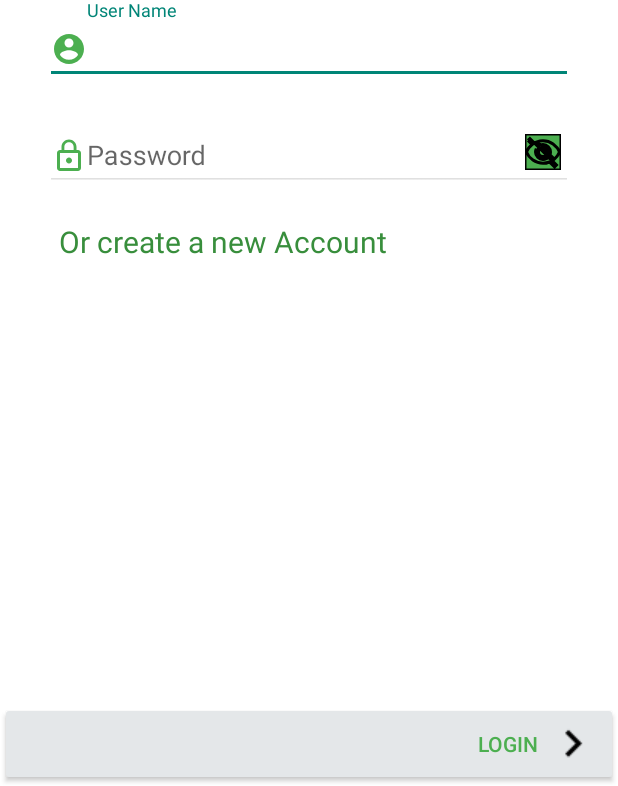
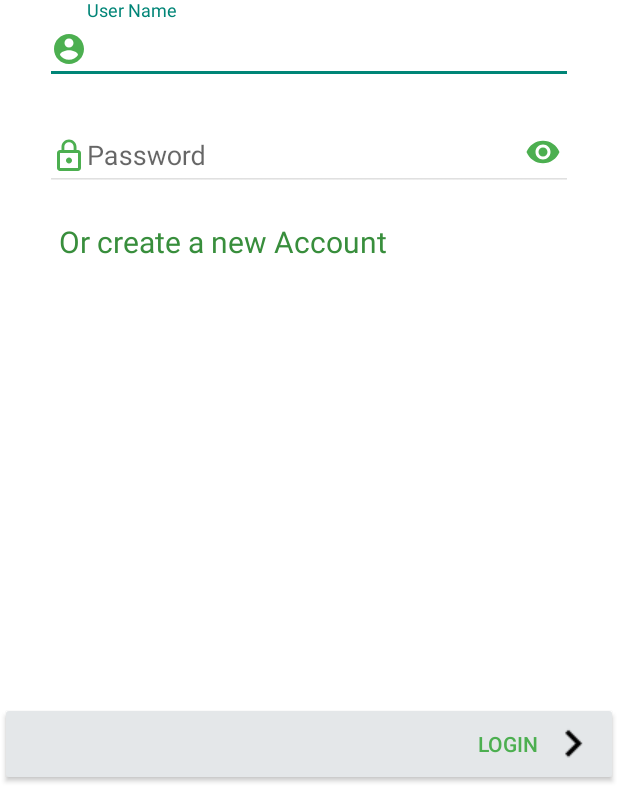
Before and after one commit to chetank628/Myapp_Qualitykiosk, an Android app: the screen it shows after launch (MainActivity), after a tap on an icon or button, on a phone screen of 412 x 824 dp, the part 450-1236 px from its top. Run offline under Robolectric (Android 15) with nearby library versions, the phone set to English and light mode, and no system bars.

Commit message:
added password toggel succesfully

```diff
--- a/app/src/main/java/com/qualitykiosk/myapp/MainActivity.java
+++ b/app/src/main/java/com/qualitykiosk/myapp/MainActivity.java
@@ -48,12 +48,12 @@ public class MainActivity extends AppCompatActivity {
         showpasss.setOnClickListener(new View.OnClickListener() {
             @Override
             public void onClick(View view) {
+                view.setActivated(!view.isActivated());
                 EditText paswword = (EditText) findViewById(R.id.et_password);
                 if (passwordNotVisible == 1) {
                     paswword.setInputType( InputType.TYPE_CLASS_TEXT | InputType.TYPE_TEXT_VARIATION_VISIBLE_PASSWORD);
                     passwordNotVisible = 0;
-                    AnimatedVectorDrawable showpwd= (AnimatedVectorDrawable) getDrawable(R.drawable.avd_show_to_disable);
-                    showpasss.setImageDrawable(showpwd);
+
 
                 } else {
 
--- a/app/src/main/res/drawable/avd_show_to_disable.xml
+++ b/app/src/main/res/drawable/avd_show_to_disable.xml
@@ -1,5 +1,5 @@
 <?xml version="1.0" encoding="utf-8"?>
-<animated-vector android:drawable="@drawable/ic_visibility_off_black_24px"
+<animated-vector android:drawable="@drawable/ic_vd_visibility_off_black_24px"
     xmlns:android="http://schemas.android.com/apk/res/android">
     <target
         android:name="hide"
--- /dev/null
+++ b/app/src/main/res/drawable/ic_vd_visibility_black_24px.xml
@@ -0,0 +1,9 @@
+<vector xmlns:android="http://schemas.android.com/apk/res/android"
+        android:width="24dp"
+        android:height="24dp"
+        android:viewportWidth="24.0"
+        android:viewportHeight="24.0">
+    <path
+        android:pathData="M12,4.5C7,4.5 2.73,7.61 1,12c1.73,4.39 6,7.5 11,7.5s9.27,-3.11 11,-7.5c-1.73,-4.39 -6,-7.5 -11,-7.5zM12,17c-2.76,0 -5,-2.24 -5,-5s2.24,-5 5,-5 5,2.24 5,5 -2.24,5 -5,5zM12,9c-1.66,0 -3,1.34 -3,3s1.34,3 3,3 3,-1.34 3,-3 -1.34,-3 -3,-3z"
+        android:fillColor="@color/Primary"/>
+</vector>
--- /dev/null
+++ b/app/src/main/res/drawable/ic_vd_visibility_off_black_24px.xml
@@ -0,0 +1,9 @@
+<vector xmlns:android="http://schemas.android.com/apk/res/android"
+        android:width="24dp"
+        android:height="24dp"
+        android:viewportWidth="24.0"
+        android:viewportHeight="24.0">
+    <path
+        android:pathData="M12,7c2.76,0 5,2.24 5,5 0,0.65 -0.13,1.26 -0.36,1.83l2.92,2.92c1.51,-1.26 2.7,-2.89 3.43,-4.75 -1.73,-4.39 -6,-7.5 -11,-7.5 -1.4,0 -2.74,0.25 -3.98,0.7l2.16,2.16C10.74,7.13 11.35,7 12,7zM2,4.27l2.28,2.28 0.46,0.46C3.08,8.3 1.78,10.02 1,12c1.73,4.39 6,7.5 11,7.5 1.55,0 3.03,-0.3 4.38,-0.84l0.42,0.42L19.73,22 21,20.73 3.27,3 2,4.27zM7.53,9.8l1.55,1.55c-0.05,0.21 -0.08,0.43 -0.08,0.65 0,1.66 1.34,3 3,3 0.22,0 0.44,-0.03 0.65,-0.08l1.55,1.55c-0.67,0.33 -1.41,0.53 -2.2,0.53 -2.76,0 -5,-2.24 -5,-5 0,-0.79 0.2,-1.53 0.53,-2.2zM11.84,9.02l3.15,3.15 0.02,-0.16c0,-1.66 -1.34,-3 -3,-3l-0.17,0.01z"
+        android:fillColor="@color/Primary"/>
+</vector>
--- a/app/src/main/res/drawable/ic_visibility_black_24px.xml
+++ /dev/null
@@ -1,10 +0,0 @@
-<vector xmlns:android="http://schemas.android.com/apk/res/android"
-        android:width="24dp"
-        android:height="24dp"
-        android:viewportWidth="24.0"
-        android:viewportHeight="24.0">
-    <path
-        android:name="visble"
-        android:pathData="M 0.0,0.0 h 0.0 v 0.0 H 0.0 L 0.0,0.0 m 0.0,0.0 h 0.0 v 0.0 H 0.0 L 0.0,0.0 m 0.0,0.0 h 0.0 v 0.0 H 0.0 L 0.0,0.0 m 0.0,0.0 h 24.0 v 24.0 H 0.0 L 0.0,24.0 M 0.0,24.0 c 0.0,0.0,0.0,0.0,0.0,0.0 c 0.0,0.0,0.0,0.0,0.0,0.0 l 0.0,0.0 c 0.0,0.0,0.0,0.0,0.0,0.0 c 0.0,0.0,0.0,0.0,0.0,0.0 c 0.0,0.0,0.0,0.0,0.0,0.0 l 0.0,0.0 C 0.0,24.0,0.0,24.0,0.0,24.0 L 0.0,0.0 M 12.0,4.5 l 0.0,0.0 l 0.0,0.0 C 7.0,4.5,2.73,7.61,1.0,12.0 c 1.73,4.39,6.0,7.5,11.0,7.5 s 9.27,-3.11,11.0,-7.5 c -1.73,-4.39,-6.0,-7.5,-11.0,-7.5 l 0.0,0.0 L 12.0,4.5 L 12.0,4.5 L 12.0,4.5 L 12.0,4.5 M 12.0,17.0 l 0.0,0.0 c -2.76,0.0,-5.0,-2.24,-5.0,-5.0 s 2.24,-5.0,5.0,-5.0 s 5.0,2.24,5.0,5.0 s -2.24,5.0,-5.0,5.0 c 0.0,0.0,0.0,0.0,0.0,0.0 c 0.0,0.0,0.0,0.0,0.0,0.0 l 0.0,0.0 c 0.0,0.0,0.0,0.0,0.0,0.0 c 0.0,0.0,0.0,0.0,0.0,0.0 c 0.0,0.0,0.0,0.0,0.0,0.0 L 12.0,17.0 m 0.0,-8.0 l 0.0,0.0 l 0.0,0.0 c -1.66,0.0,-3.0,1.34,-3.0,3.0 s 1.34,3.0,3.0,3.0 s 3.0,-1.34,3.0,-3.0 s -1.34,-3.0,-3.0,-3.0 l 0.0,0.0 L 12.0,9.0 "
-        android:fillColor="@color/Primary"/>
-</vector>
--- a/app/src/main/res/drawable/ic_visibility_off_black_24px.xml
+++ /dev/null
@@ -1,11 +0,0 @@
-<vector xmlns:android="http://schemas.android.com/apk/res/android"
-        android:width="24dp"
-        android:height="24dp"
-        android:viewportWidth="24.0"
-        android:viewportHeight="24.0">
-    <path
-        android:name="hide"
-        android:pathData="M 0.0,0.0 h 24.0 v 24.0 H 0.0 L 0.0,0.0 m 0.0,0.0 h 24.0 v 24.0 H 0.0 L 0.0,0.0 m 0.0,0.0 h 24.0 v 24.0 H 0.0 L 0.0,0.0 m 0.0,0.0 h 24.0 v 24.0 H 0.0 L 0.0,0.0 M 12.0,7.0 c 2.76,0.0,5.0,2.24,5.0,5.0 c 0.0,0.65,-0.13,1.26,-0.36,1.83 l 2.92,2.92 c 1.51,-1.26,2.7,-2.89,3.43,-4.75 c -1.73,-4.39,-6.0,-7.5,-11.0,-7.5 c -1.4,0.0,-2.74,0.25,-3.98,0.7 l 2.16,2.16 C 10.74,7.13,11.35,7.0,12.0,7.0 L 12.0,7.0 M 2.0,4.27 l 2.28,2.28 l 0.46,0.46 C 3.08,8.3,1.78,10.02,1.0,12.0 c 1.73,4.39,6.0,7.5,11.0,7.5 s 0.0,0.0,0.0,0.0 c 1.55,0.0,3.03,-0.3,4.38,-0.84 l 0.42,0.42 L 19.73,22.0 L 21.0,20.73 L 3.27,3.0 L 2.0,4.27 M 7.53,9.8 l 1.55,1.55 c -0.05,0.21,-0.08,0.43,-0.08,0.65 s 0.0,0.0,0.0,0.0 s 0.0,0.0,0.0,0.0 s 0.0,0.0,0.0,0.0 c 0.0,1.66,1.34,3.0,3.0,3.0 c 0.22,0.0,0.44,-0.03,0.65,-0.08 l 1.55,1.55 c -0.67,0.33,-1.41,0.53,-2.2,0.53 c -2.76,0.0,-5.0,-2.24,-5.0,-5.0 c 0.0,-0.79,0.2,-1.53,0.53,-2.2 L 7.53,9.8 m 4.31,-0.78 l 3.15,3.15 l 0.02,-0.16 c 0.0,-1.66,-1.34,-3.0,-3.0,-3.0 s 0.0,0.0,0.0,0.0 s 0.0,0.0,0.0,0.0 s 0.0,0.0,0.0,0.0 l -0.17,0.01 L 11.84,9.02 "
-        android:strokeWidth="2" android:strokeColor="#000000"
-        android:fillColor="@color/Primary"/>
-</vector>
--- /dev/null
+++ b/app/src/main/res/drawable/pwd_icon_selector.xml
@@ -0,0 +1,6 @@
+<?xml version="1.0" encoding="utf-8"?>
+<selector xmlns:android="http://schemas.android.com/apk/res/android">
+
+    <item android:drawable="@drawable/ic_vd_visibility_black_24px" android:state_activated="true"/>
+    <item android:drawable="@drawable/ic_vd_visibility_off_black_24px"/>
+</selector>
--- a/app/src/main/res/layout/activity_main.xml
+++ b/app/src/main/res/layout/activity_main.xml
@@ -137,8 +137,9 @@
                     android:layout_gravity="center_vertical|end"
                     android:layout_marginEnd="38dp"
                    android:paddingTop="20dp"
+                    android:clickable="true"
 
-                    android:src="@drawable/ic_visibility_black_24px" />
+                    android:src="@drawable/pwd_icon_selector" />
 
             </RelativeLayout>
 
```
